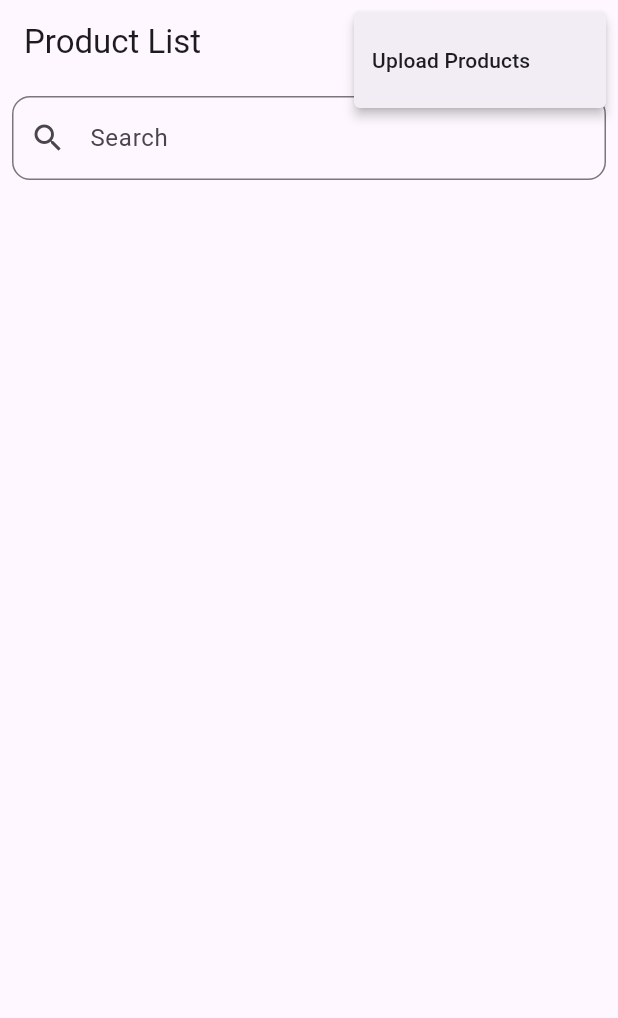
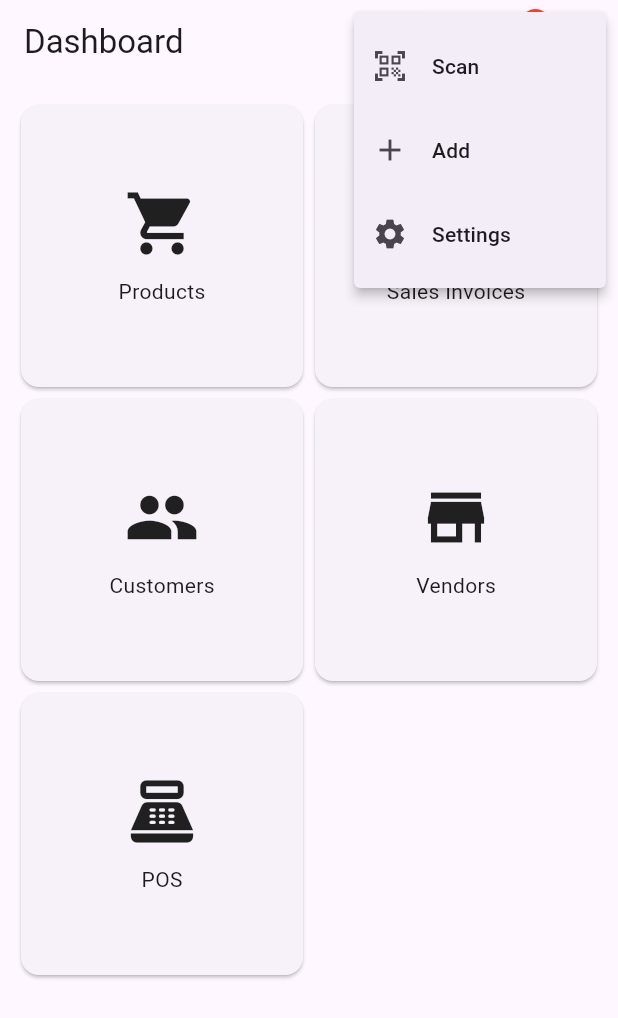
Before and after one commit to jafsparrow/retailpi, a Flutter app: the screen it shows after launch, after a tap on the "more vert" icon, on a phone screen of 412 x 824 dp. Shown: the top 1018 px of the screen. Run offline on Flutter 3.47's test engine with Material 3 defaults, Android fonts, the phone set to English and light mode, and no system bars; drawn by our look-alikes of badges; our stand-ins replace file_picker, flutter_riverpod, go_router, realm; missing offline and left inert: excel; generated files the repository leaves out were written again.

Commit message:
(update): added routing and badge packages

```diff
--- /dev/null
+++ b/lib/features/dashboard/presentation/pages/dashboard_page.dart
@@ -0,0 +1,130 @@
+// appbar
+// with color transaprent.
+// automaticallyimply leading false, to prevent user from going back as itis homepge.
+
+// hookwidget for riverpod
+// bottom for appbar.
+// preffered size widget.
+
+import 'package:flutter/material.dart';
+import 'package:go_router/go_router.dart';
+import 'package:badges/badges.dart' as badges;
+
+class DashboardScreen extends StatelessWidget {
+  final int cartItemCount = 3;
+
+  @override
+  Widget build(BuildContext context) {
+    return Scaffold(
+      appBar: _buildAppBar(context),
+      body: GridView.count(
+        crossAxisCount: 2,
+        padding: EdgeInsets.all(10),
+        children: <Widget>[
+          _dashboardCard(context, "Products", Icons.shopping_cart, "/products"),
+          _dashboardCard(
+              context, "Sales Invoices", Icons.receipt, "/sales-invoices"),
+          _dashboardCard(context, "Customers", Icons.people, "/customers"),
+          _dashboardCard(context, "Vendors", Icons.store, "/vendors"),
+          _dashboardCard(context, "POS", Icons.point_of_sale, "/pos"),
+        ],
+      ),
+    );
+  }
+
+  AppBar _buildAppBar(BuildContext context) {
+    return AppBar(
+      title: Text("Dashboard"),
+      actions: <Widget>[
+        // Cart Icon with Badge showing number of items
+        Padding(
+          padding: const EdgeInsets.all(8.0),
+          child: badges.Badge(
+            badgeContent: Text(
+              cartItemCount.toString(),
+              style: TextStyle(color: Colors.white),
+            ),
+            child: IconButton(
+              icon: Icon(Icons.shopping_cart),
+              onPressed: () {
+                // Handle cart icon tap
+                ScaffoldMessenger.of(context).showSnackBar(SnackBar(
+                  content: Text("Cart Clicked"),
+                ));
+              },
+            ),
+          ),
+        ),
+
+        // Popup Menu Button for extra options (Scan, Add, etc.)
+        PopupMenuButton<String>(
+          onSelected: (String result) {
+            switch (result) {
+              case 'scan':
+                // Handle Scan option
+                ScaffoldMessenger.of(context).showSnackBar(SnackBar(
+                  content: Text("Scan Selected"),
+                ));
+                break;
+              case 'add':
+                // Handle Add option
+                ScaffoldMessenger.of(context).showSnackBar(SnackBar(
+                  content: Text("Add Selected"),
+                ));
+                break;
+              case 'settings':
+                // Handle Settings option
+                ScaffoldMessenger.of(context).showSnackBar(SnackBar(
+                  content: Text("Settings Selected"),
+                ));
+                break;
+            }
+          },
+          icon: Icon(Icons.more_vert),
+          itemBuilder: (BuildContext context) => <PopupMenuEntry<String>>[
+            const PopupMenuItem<String>(
+              value: 'scan',
+              child: ListTile(
+                leading: Icon(Icons.qr_code_scanner),
+                title: Text('Scan'),
+              ),
+            ),
+            const PopupMenuItem<String>(
+              value: 'add',
+              child: ListTile(
+                leading: Icon(Icons.add),
+                title: Text('Add'),
+              ),
+            ),
+            const PopupMenuItem<String>(
+              value: 'settings',
+              child: ListTile(
+                leading: Icon(Icons.settings),
+                title: Text('Settings'),
+              ),
+            ),
+          ],
+        ),
+      ],
+    );
+  }
+
+  Widget _dashboardCard(
+      BuildContext context, String title, IconData icon, String route) {
+    return GestureDetector(
+      onTap: () => context.push(route), // Use context.go() for navigation
+      child: Card(
+        child: Center(
+          child: Column(
+            mainAxisAlignment: MainAxisAlignment.center,
+            children: <Widget>[
+              Icon(icon, size: 50),
+              SizedBox(height: 10),
+              Text(title),
+            ],
+          ),
+        ),
+      ),
+    );
+  }
+}
--- a/lib/main.dart
+++ b/lib/main.dart
@@ -2,6 +2,8 @@ import 'package:file_picker/file_picker.dart';
 import 'package:flutter/material.dart';
 import 'package:flutter_riverpod/flutter_riverpod.dart';
 import 'package:realm/realm.dart';
+import 'package:retailpi/features/dashboard/presentation/pages/dashboard_page.dart';
+import 'package:retailpi/features/products/presentation/pages/product_add.dart';
 import 'package:retailpi/features/products/presentation/pages/product_page.dart';
 import 'package:retailpi/features/products/presentation/pages/product_upload.dart';
 import 'package:retailpi/features/products/presentation/providers/products_provider.dart';
@@ -9,6 +11,9 @@ import 'package:retailpi/core/providers/realm_provider.dart';
 import 'package:retailpi/core/realm_models/product_related.dart';
 import 'package:retailpi/core/utils/excel_upload.dart';
 import 'package:retailpi/features/category/presentation/pages/category_page.dart';
+
+import 'package:go_router/go_router.dart';
+import 'package:retailpi/features/sales/presentation/pages/quotation_page.dart';
 
 void main() {
   WidgetsFlutterBinding.ensureInitialized();
@@ -21,17 +26,59 @@ void main() {
 }
 
 class MyApp extends StatelessWidget {
-  const MyApp({super.key});
+  MyApp({super.key});
+  final GoRouter _router = GoRouter(
+    initialLocation: '/dashboard',
+    routes: [
+      GoRoute(
+        path: '/dashboard',
+        builder: (context, state) => DashboardScreen(),
+      ),
+      GoRoute(
+        path: '/products',
+        builder: (context, state) => ProductScreen(),
+      ),
+      GoRoute(
+        path: '/sales-invoices',
+        builder: (context, state) => const QuotationList(),
+      ),
+      GoRoute(
+        path: '/product-add',
+        builder: (context, state) => const ProductAddPage(),
+      ),
+      // GoRoute(
+      //   path: '/customers',
+      //   builder: (context, state) => CustomerPage(),
+      // ),
+      // GoRoute(
+      //   path: '/vendors',
+      //   builder: (context, state) => VendorPage(),
+      // ),
+      // GoRoute(
+      //   path: '/pos',
+      //   builder: (context, state) => POSPage(),
+      // ),
+    ],
+  );
+  // This widget is the root of your application.
 
-  // This widget is the root of your application.
   @override
   Widget build(BuildContext context) {
-    return MaterialApp(
-        title: 'Flutter Demo',
-        theme: ThemeData(
-          colorScheme: ColorScheme.fromSeed(seedColor: Colors.deepPurple),
-          useMaterial3: true,
-        ),
-        home: ProductScreen()); //UploadProductsPage()); // ProductScreen());
+    return MaterialApp.router(
+      debugShowCheckedModeBanner: false,
+      routerConfig: _router,
+      title: 'My Flutter App',
+    );
   }
+
+  // @override
+  // Widget build(BuildContext context) {
+  //   return MaterialApp(
+  //       title: 'Flutter Demo',
+  //       theme: ThemeData(
+  //         colorScheme: ColorScheme.fromSeed(seedColor: Colors.deepPurple),
+  //         useMaterial3: true,
+  //       ),
+  //       home: ProductScreen()); //UploadProductsPage()); // ProductScreen());
+  // }
 }
--- a/pubspec.yaml
+++ b/pubspec.yaml
@@ -40,6 +40,8 @@ dependencies:
   excel: ^4.0.6
   path_provider: ^2.1.4
   file_picker: ^8.1.2
+  go_router: ^14.2.7
+  badges: ^3.1.2
 
 dev_dependencies:
   flutter_test:
```
Also changed, not shown: lib/core/realm_models/product_related.dart (+29 -2 lines), lib/features/dashboard/pages/home_page.dart (deleted, +0 -7 lines), lib/features/products/presentation/pages/product_add.dart (added, +15 -0 lines), lib/features/sales/presentation/pages/quotation_page.dart (added, +10 -0 lines), pubspec.lock.
